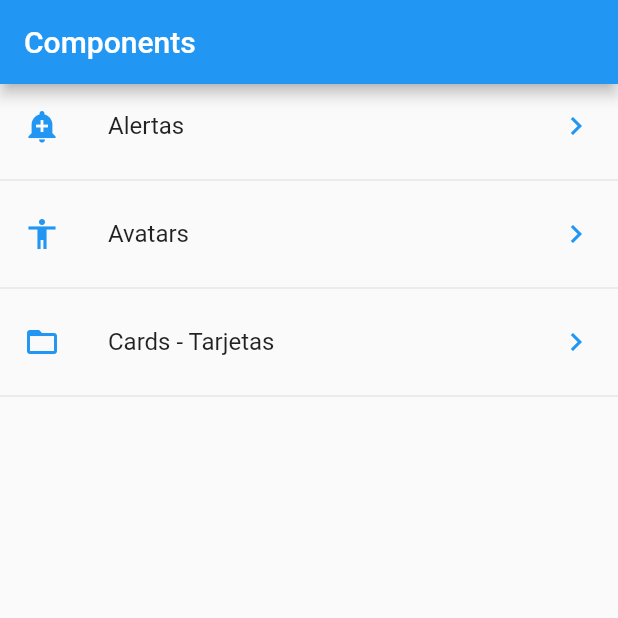
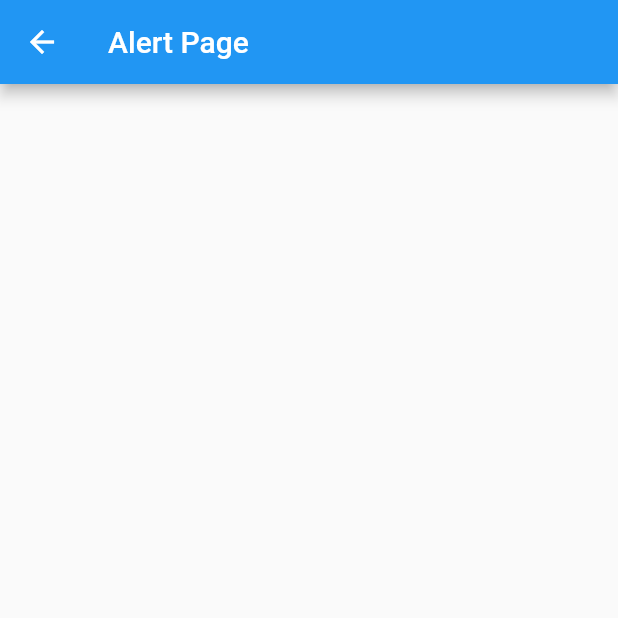
Before and after one commit to unknownbreakdown/flutter-components, a Flutter app: the screen it shows after launch, after a tap on "Alertas", on a phone screen of 412 x 824 dp, the top half of it. Run offline on Flutter 3.47's test engine with Material 2 defaults, Android fonts, the phone set to English and light mode, and no system bars.

Commit message:
Navegar a una nueva pantalla

```diff
--- /dev/null
+++ b/lib/src/pages/alert.dart
@@ -0,0 +1,12 @@
+import 'package:flutter/material.dart';
+
+class AlertPage extends StatelessWidget {
+  @override
+  Widget build(BuildContext context) {
+    return Scaffold(
+      appBar: AppBar(
+        title: Text("Alert Page"),
+      ),
+    );
+  }
+}
--- a/lib/src/pages/home.dart
+++ b/lib/src/pages/home.dart
@@ -1,4 +1,5 @@
 import 'package:flutter/material.dart';
+import 'package:flutter_components/src/pages/alert.dart';
 import 'package:flutter_components/src/providers/menu_provider.dart';
 import 'package:flutter_components/src/utils/icon_from_string.dart';
 
@@ -19,13 +20,13 @@ class HomePage extends StatelessWidget {
       initialData: [],
       builder: (BuildContext context, AsyncSnapshot<List<dynamic>> snapshot) {
         return ListView(
-          children: _buildListItems(snapshot.data),
+          children: _buildListItems(snapshot.data, context),
         );
       },
     );
   }
 
-  List<Widget> _buildListItems(List<dynamic> data) {
+  List<Widget> _buildListItems(List<dynamic> data, BuildContext context) {
     List<Widget> widgetList = [];
 
     data.forEach((item) {
@@ -36,7 +37,12 @@ class HomePage extends StatelessWidget {
           Icons.keyboard_arrow_right,
           color: Colors.blue,
         ),
-        onTap: () {},
+        onTap: () {
+          final route = MaterialPageRoute(
+            builder: (context) => AlertPage()
+          );
+          Navigator.push(context, route);
+        },
       );
       widgetList..add(tempWidget)..add(Divider());
     });
```
Also changed, not shown: lib/src/pages/avatar.dart (added, +12 -0 lines).
